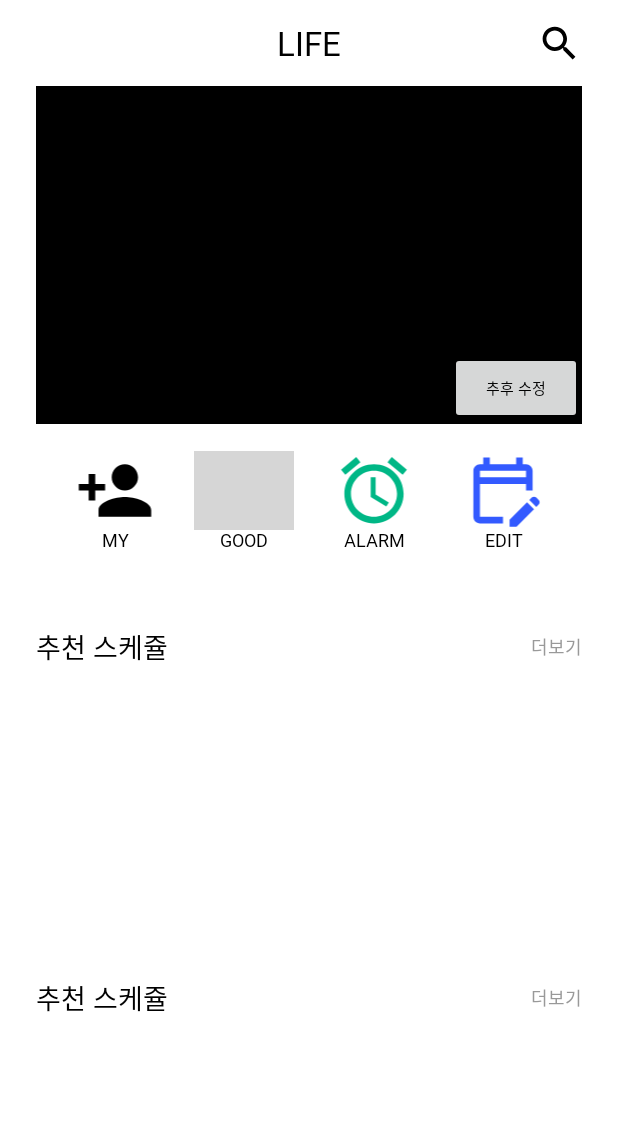
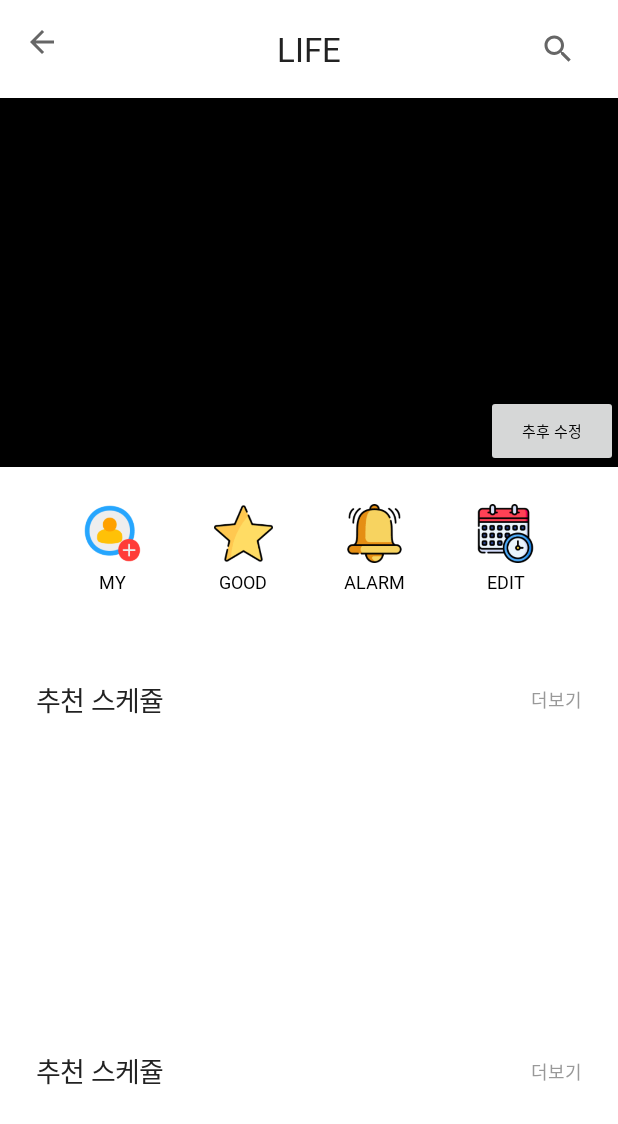
Before and after one commit to BeryWell/BeryWell, an Android app: the screen it shows after launch (MainActivity), on a phone screen of 412 x 824 dp. Shown: the top 1124 px of the screen. Run offline under Robolectric (Android 15) with nearby library versions, the phone set to English and light mode, and no system bars; grey boxes are pictures that could not be loaded.

Commit message:
Main UI 수정

```diff
--- a/BeryWell/app/build.gradle
+++ b/BeryWell/app/build.gradle
@@ -38,6 +38,7 @@ android {
 dependencies {
     implementation 'com.github.bumptech.glide:glide:4.10.0'
     annotationProcessor 'com.github.bumptech.glide:compiler:4.10.0'
+
     implementation 'de.hdodenhof:circleimageview:3.1.0'
     implementation 'androidx.core:core-ktx:1.7.0'
     implementation 'androidx.appcompat:appcompat:1.5.1'
--- a/BeryWell/app/src/main/java/com/example/berywell/MainActivity.kt
+++ b/BeryWell/app/src/main/java/com/example/berywell/MainActivity.kt
@@ -1,11 +1,39 @@
 package com.example.berywell
 
+import android.app.SearchManager
+import android.content.Context
 import androidx.appcompat.app.AppCompatActivity
 import android.os.Bundle
+import android.view.Menu
+import androidx.appcompat.widget.SearchView
+import androidx.appcompat.widget.Toolbar
+import com.example.berywell.databinding.ActivityMainBinding
 
 class MainActivity : AppCompatActivity() {
+    private lateinit var binding : ActivityMainBinding
     override fun onCreate(savedInstanceState: Bundle?) {
+        binding = ActivityMainBinding.inflate(layoutInflater)
         super.onCreate(savedInstanceState)
-        setContentView(R.layout.activity_main)
+        setContentView(binding.root)
+
+        val toolbar : Toolbar = binding.mainTb
+        setSupportActionBar(toolbar)
+        supportActionBar?.setDisplayHomeAsUpEnabled(true)
+        supportActionBar?.setDisplayShowTitleEnabled(false)
+
+
     }
+
+//    override fun onCreateOptionsMenu(menu: Menu?): Boolean {
+//        menuInflater.inflate(R.menu.menu, menu)
+//
+//        val searchManager = getSystemService(Context.SEARCH_SERVICE) as SearchManager
+//        (menu!!.findItem(R.id.main_search_it).actionView as SearchView).apply {
+//            setSearchableInfo(searchManager.getSearchableInfo(componentName))
+//        }
+//
+//        return true
+//    }
+
+
 }
--- /dev/null
+++ b/BeryWell/app/src/main/res/drawable/ic_baseline_search_24.xml
@@ -0,0 +1,5 @@
+<vector android:height="24dp" android:tint="#000000"
+    android:viewportHeight="24" android:viewportWidth="24"
+    android:width="24dp" xmlns:android="http://schemas.android.com/apk/res/android">
+    <path android:fillColor="@android:color/white" android:pathData="M15.5,14h-0.79l-0.28,-0.27C15.41,12.59 16,11.11 16,9.5 16,5.91 13.09,3 9.5,3S3,5.91 3,9.5 5.91,16 9.5,16c1.61,0 3.09,-0.59 4.23,-1.57l0.27,0.28v0.79l5,4.99L20.49,19l-4.99,-5zM9.5,14C7.01,14 5,11.99 5,9.5S7.01,5 9.5,5 14,7.01 14,9.5 11.99,14 9.5,14z"/>
+</vector>
--- a/BeryWell/app/src/main/res/layout/activity_main.xml
+++ b/BeryWell/app/src/main/res/layout/activity_main.xml
@@ -14,44 +14,47 @@
 
         <androidx.constraintlayout.widget.ConstraintLayout
             android:layout_width="match_parent"
-            android:layout_height="match_parent"
-            android:layout_marginHorizontal="24dp"
-            android:paddingBottom="50dp"
-            >
+            android:layout_height="match_parent">
 
-            <androidx.constraintlayout.widget.ConstraintLayout
-                android:id="@+id/main_top_logo_cl"
+            <androidx.appcompat.widget.Toolbar
+                android:id="@+id/main_tb"
                 android:layout_width="match_parent"
-                android:layout_height="wrap_content"
+                android:layout_height="0dp"
                 app:layout_constraintEnd_toEndOf="parent"
+                app:layout_constraintHeight_percent="0.072"
                 app:layout_constraintStart_toStartOf="parent"
                 app:layout_constraintTop_toTopOf="parent">
 
                 <TextView
-                    android:id="@+id/main_top_logo_tv"
+                    android:id="@+id/toolbar_title"
                     android:layout_width="wrap_content"
                     android:layout_height="wrap_content"
-                    android:layout_marginVertical="14dp"
-                    android:fontFamily="@font/gmbold"
-                    android:gravity="center_vertical|center_horizontal"
+                    android:layout_gravity="center_horizontal"
+                    android:fontFamily="@font/gmr"
+                    android:lineSpacingExtra="8sp"
                     android:text="LIFE"
-                    android:textColor="@color/black"
-                    android:textSize="22dp"
-                    app:layout_constraintBottom_toBottomOf="parent"
-                    app:layout_constraintEnd_toEndOf="parent"
-                    app:layout_constraintStart_toStartOf="parent"
-                    app:layout_constraintTop_toTopOf="parent" />
+                    android:textColor="#222222"
+                    android:textSize="22dp"/>
 
-                <ImageButton
+                <androidx.constraintlayout.widget.ConstraintLayout
                     android:layout_width="wrap_content"
                     android:layout_height="wrap_content"
-                    android:layout_marginVertical="5dp"
-                    android:background="@android:color/transparent"
-                    android:src="@drawable/ic_outline_search_24"
-                    app:layout_constraintBottom_toBottomOf="parent"
-                    app:layout_constraintEnd_toEndOf="parent"
-                    app:layout_constraintTop_toTopOf="parent" />
-            </androidx.constraintlayout.widget.ConstraintLayout>
+                    android:layout_gravity="end"
+                    android:paddingStart="16dp"
+                    android:paddingEnd="16dp">
+
+                    <androidx.appcompat.widget.SearchView
+                        android:layout_width="wrap_content"
+                        android:layout_height="wrap_content"
+                        app:queryHint="검색어를 입력하세요."
+                        app:layout_constraintBottom_toBottomOf="parent"
+                        app:layout_constraintEnd_toEndOf="parent"
+                        app:layout_constraintTop_toTopOf="parent" />
+                </androidx.constraintlayout.widget.ConstraintLayout>
+
+            </androidx.appcompat.widget.Toolbar>
+
+
 
             <androidx.constraintlayout.widget.ConstraintLayout
                 android:id="@+id/main_banner_cl"
@@ -60,7 +63,7 @@
                 app:layout_constraintEnd_toEndOf="parent"
                 app:layout_constraintHeight_percent="0.27"
                 app:layout_constraintStart_toStartOf="parent"
-                app:layout_constraintTop_toBottomOf="@id/main_top_logo_cl">
+                app:layout_constraintTop_toBottomOf="@id/main_tb">
 
                 <androidx.appcompat.widget.AppCompatButton
                     android:layout_width="wrap_content"
@@ -82,6 +85,7 @@
                     app:layout_constraintEnd_toEndOf="parent"
                     app:layout_constraintStart_toStartOf="parent"
                     app:layout_constraintTop_toTopOf="parent" />
+
             </androidx.constraintlayout.widget.ConstraintLayout>
 
             <androidx.constraintlayout.widget.ConstraintLayout
@@ -89,6 +93,8 @@
                 android:layout_width="match_parent"
                 android:layout_height="0dp"
                 android:layout_marginTop="18dp"
+                android:paddingStart="24dp"
+                android:paddingRight="24dp"
                 app:layout_constraintEnd_toEndOf="parent"
                 app:layout_constraintHeight_percent="0.08"
                 app:layout_constraintStart_toStartOf="parent"
@@ -108,21 +114,21 @@
 
                     <ImageView
                         android:id="@+id/main_btns_my_iv"
-                        android:layout_width="match_parent"
-                        android:layout_height="0dp"
+                        android:layout_width="0dp"
+                        app:layout_constraintWidth_percent="0.546"
+                        android:layout_height="wrap_content"
                         android:adjustViewBounds="true"
-                        android:src="@drawable/ic_baseline_person_add_24"
+                        android:src="@drawable/add_friend"
                         app:layout_constraintBottom_toTopOf="@+id/main_btns_my_tv"
+                        app:layout_constraintStart_toStartOf="parent"
                         app:layout_constraintEnd_toEndOf="parent"
-                        app:layout_constraintHorizontal_bias="0.0"
-                        app:layout_constraintStart_toStartOf="parent"
                         app:layout_constraintTop_toTopOf="parent" />
 
                     <TextView
                         android:id="@+id/main_btns_my_tv"
                         android:layout_width="match_parent"
                         android:layout_height="wrap_content"
-                        android:fontFamily="@font/gmbold"
+                        android:fontFamily="@font/gmr"
                         android:gravity="center_horizontal|bottom"
                         android:includeFontPadding="false"
                         android:text="MY"
@@ -149,21 +155,21 @@
 
                     <ImageView
                         android:id="@+id/main_good_iv"
-                        android:layout_width="match_parent"
-                        android:layout_height="0dp"
+                        android:layout_width="0dp"
+                        app:layout_constraintWidth_percent="0.546"
+                        android:layout_height="wrap_content"
                         android:adjustViewBounds="true"
-                        android:src="@drawable/ic_baseline_star_24"
+                        android:src="@drawable/star"
                         app:layout_constraintBottom_toTopOf="@+id/main_good_tv"
+                        app:layout_constraintStart_toStartOf="parent"
                         app:layout_constraintEnd_toEndOf="parent"
-                        app:layout_constraintHorizontal_bias="0.5"
-                        app:layout_constraintStart_toStartOf="parent"
                         app:layout_constraintTop_toTopOf="parent" />
 
                     <TextView
                         android:id="@+id/main_good_tv"
                         android:layout_width="match_parent"
                         android:layout_height="wrap_content"
-                        android:fontFamily="@font/gmbold"
+                        android:fontFamily="@font/gmr"
                         android:gravity="center_horizontal|bottom"
                         android:includeFontPadding="false"
                         android:text="GOOD"
@@ -190,21 +196,21 @@
 
                     <ImageView
                         android:id="@+id/main_alarm_iv"
-                        android:layout_width="match_parent"
-                        android:layout_height="0dp"
+                        android:layout_width="0dp"
+                        app:layout_constraintWidth_percent="0.546"
+                        android:layout_height="wrap_content"
                         android:adjustViewBounds="true"
-                        android:src="@drawable/ic_baseline_access_alarm_24"
+                        android:src="@drawable/bell"
                         app:layout_constraintBottom_toTopOf="@+id/main_alarm_tv"
+                        app:layout_constraintStart_toStartOf="parent"
                         app:layout_constraintEnd_toEndOf="parent"
-                        app:layout_constraintHorizontal_bias="0.5"
-                        app:layout_constraintStart_toStartOf="parent"
                         app:layout_constraintTop_toTopOf="parent" />
 
                     <TextView
                         android:id="@+id/main_alarm_tv"
                         android:layout_width="match_parent"
                         android:layout_height="wrap_content"
-                        android:fontFamily="@font/gmbold"
+                        android:fontFamily="@font/gmr"
                         android:gravity="center_horizontal|bottom"
                         android:includeFontPadding="false"
                         android:text="ALARM"
@@ -214,7 +220,7 @@
                         app:layout_constraintEnd_toEndOf="parent"
                         app:layout_constraintHorizontal_bias="0.5"
                         app:layout_constraintStart_toStartOf="parent"
-                        app:layout_constraintTop_toBottomOf="@+id/main_alarm_iv" />
+                        app:layout_constraintTop_toBottomOf="@+id/main_alarm_iv"/>
                 </androidx.constraintlayout.widget.ConstraintLayout>
 
                 <androidx.constraintlayout.widget.ConstraintLayout
@@ -231,21 +237,21 @@
 
                     <ImageView
                         android:id="@+id/main_edit_iv"
-                        android:layout_width="match_parent"
-                        android:layout_height="0dp"
+                        android:layout_width="0dp"
+                        app:layout_constraintWidth_percent="0.546"
+                        android:layout_height="wrap_content"
                         android:adjustViewBounds="true"
-                        android:src="@drawable/ic_outline_edit_calendar_24"
+                        android:src="@drawable/schedule"
                         app:layout_constraintBottom_toTopOf="@+id/main_edit_tv"
+                        app:layout_constraintStart_toStartOf="parent"
                         app:layout_constraintEnd_toEndOf="parent"
-                        app:layout_constraintHorizontal_bias="0.5"
-                        app:layout_constraintStart_toStartOf="parent"
                         app:layout_constraintTop_toTopOf="parent" />
 
                     <TextView
                         android:id="@+id/main_edit_tv"
                         android:layout_width="match_parent"
                         android:layout_height="wrap_content"
-                        android:fontFamily="@font/gmbold"
+                        android:fontFamily="@font/gmr"
                         android:gravity="center_horizontal|bottom"
                         android:includeFontPadding="false"
                         android:text="EDIT"
@@ -255,7 +261,7 @@
                         app:layout_constraintEnd_toEndOf="parent"
                         app:layout_constraintHorizontal_bias="0.5"
                         app:layout_constraintStart_toStartOf="parent"
-                        app:layout_constraintTop_toBottomOf="@+id/main_edit_iv" />
+                        app:layout_constraintTop_toBottomOf="@+id/main_edit_iv"/>
                 </androidx.constraintlayout.widget.ConstraintLayout>
 
             </androidx.constraintlayout.widget.ConstraintLayout>
@@ -265,31 +271,40 @@
                 android:layout_width="match_parent"
                 android:layout_height="0dp"
                 android:layout_marginTop="50dp"
+                android:paddingStart="24dp"
+                app:layout_constraintDimensionRatio="1:0.53"
                 app:layout_constraintTop_toBottomOf="@id/main_btns_cl"
                 app:layout_constraintStart_toStartOf="parent"
-                app:layout_constraintEnd_toEndOf="parent"
-                app:layout_constraintHeight_percent="0.22">
+                app:layout_constraintEnd_toEndOf="parent">
 
                 <TextView
                     android:id="@+id/main_rm_schdule_first_title_tv"
-                    android:layout_width="wrap_content"
-                    android:layout_height="wrap_content"
+                    android:layout_width="0dp"
+                    app:layout_constraintWidth_percent="0.33"
+                    android:layout_height="0dp"
+                    app:layout_constraintHeight_percent="0.134"
+                    android:autoSizeStepGranularity="1sp"
+                    android:autoSizeTextType="uniform"
+                    android:autoSizeMinTextSize="1sp"
+                    android:autoSizeMaxTextSize="18sp"
+                    android:textColor="#222222"
+                    android:letterSpacing="-0.03"
+                    android:lineSpacingExtra="12sp"
+                    android:fontFamily="@font/gmbold"
                     android:text="추천 스케쥴"
-                    android:textSize="18dp"
-                    android:textColor="@color/black"
-                    android:fontFamily="@font/gmbold"
+                    android:gravity="center_vertical"
                     app:layout_constraintTop_toTopOf="parent"
-                    app:layout_constraintStart_toStartOf="parent"
-                    />
+                    app:layout_constraintStart_toStartOf="parent"/>
 
                 <TextView
                     android:id="@+id/main_rm_schdule_first_add_tv"
                     android:layout_width="wrap_content"
                     android:layout_height="wrap_content"
-                    android:fontFamily="@font/gmbold"
+                    android:fontFamily="@font/gmr"
                     android:text="더보기"
                     android:textColor="#999999"
                     android:textSize="12dp"
+                    android:layout_marginEnd="24dp"
                     app:layout_constraintBottom_toBottomOf="@+id/main_rm_schdule_first_title_tv"
                     app:layout_constraintEnd_toEndOf="parent"
                     app:layout_constraintTop_toTopOf="parent" />
@@ -304,41 +319,48 @@
                     app:layout_constraintStart_toStartOf="parent"
                     app:layout_constraintBottom_toBottomOf="parent"
                     app:layout_constraintTop_toBottomOf="@id/main_rm_schdule_first_title_tv" />
-
-
-
             </androidx.constraintlayout.widget.ConstraintLayout>
 
             <androidx.constraintlayout.widget.ConstraintLayout
                 android:id="@+id/main_rm_schedule_second_cl"
                 android:layout_width="match_parent"
                 android:layout_height="0dp"
-                android:layout_marginTop="50dp"
+                android:layout_marginTop="30dp"
+                android:paddingStart="24dp"
+                app:layout_constraintDimensionRatio="1:0.51"
                 app:layout_constraintBottom_toBottomOf="parent"
                 app:layout_constraintEnd_toEndOf="parent"
-                app:layout_constraintHeight_percent="0.22"
                 app:layout_constraintStart_toStartOf="parent"
                 app:layout_constraintTop_toBottomOf="@id/main_rm_schedule_first_cl">
 
                 <TextView
                     android:id="@+id/main_rm_schdule_second_title_tv"
-                    android:layout_width="wrap_content"
-                    android:layout_height="wrap_content"
+                    android:layout_width="0dp"
+                    app:layout_constraintWidth_percent="0.33"
+                    android:layout_height="0dp"
+                    app:layout_constraintHeight_percent="0.134"
+                    android:autoSizeStepGranularity="1sp"
+                    android:autoSizeTextType="uniform"
+                    android:autoSizeMinTextSize="1sp"
+                    android:autoSizeMaxTextSize="18sp"
+                    android:textColor="#222222"
+                    android:letterSpacing="-0.03"
+                    android:lineSpacingExtra="12sp"
                     android:fontFamily="@font/gmbold"
                     android:text="추천 스케쥴"
-                    android:textColor="@color/black"
-                    android:textSize="18dp"
-                    app:layout_constraintStart_toStartOf="parent"
-                    app:layout_constraintTop_toTopOf="parent" />
+                    android:gravity="center_vertical"
+                    app:layout_constraintTop_toTopOf="parent"
+                    app:layout_constraintStart_toStartOf="parent"/>
 
                 <TextView
                     android:id="@+id/main_rm_schdule_second_add_tv"
                     android:layout_width="wrap_content"
                     android:layout_height="wrap_content"
-                    android:fontFamily="@font/gmbold"
+                    android:fontFamily="@font/gmr"
                     android:text="더보기"
                     android:textColor="#999999"
                     android:textSize="12dp"
+                    android:layout_marginEnd="24dp"
                     app:layout_constraintBottom_toBottomOf="@+id/main_rm_schdule_second_title_tv"
                     app:layout_constraintEnd_toEndOf="parent"
                     app:layout_constraintTop_toTopOf="parent" />
--- /dev/null
+++ b/BeryWell/app/src/main/res/menu/menu.xml
@@ -0,0 +1,11 @@
+<?xml version="1.0" encoding="utf-8"?>
+<menu xmlns:android="http://schemas.android.com/apk/res/android"
+    xmlns:app="http://schemas.android.com/apk/res-auto">
+    <item
+        android:id="@+id/main_search_it"
+        android:title="search"
+        android:icon="@drawable/ic_baseline_search_24"
+        app:showAsAction="always"
+        app:actionViewClass="androidx.appcompat.widget.SearchView"/>
+
+</menu>
```
Also changed, not shown: BeryWell/app/src/main/res/drawable/add_friend.png (added), BeryWell/app/src/main/res/drawable/bell.png (added), BeryWell/app/src/main/res/drawable/schedule.png (added), BeryWell/app/src/main/res/drawable/star.png (added).
